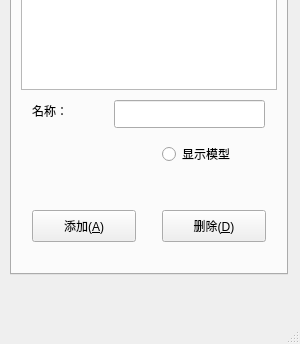
Old version of the form ui/parbar.ui in the repository wkcn/3dviewer; both pictures show x 0 to 300 and y 456 to 800 of the 300 by 800 pixel window.
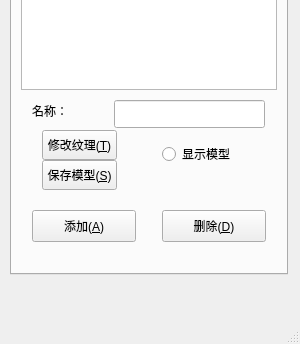
New version of the form.

Commit message: 加入纹理修改， 模型保存

```diff
--- a/ui/parbar.ui
+++ b/ui/parbar.ui
@@ -102,6 +102,32 @@
        <string>名称：</string>
       </property>
      </widget>
+     <widget class="QPushButton" name="btn_tex">
+      <property name="geometry">
+       <rect>
+        <x>30</x>
+        <y>350</y>
+        <width>75</width>
+        <height>30</height>
+       </rect>
+      </property>
+      <property name="text">
+       <string>修改纹理(&amp;T)</string>
+      </property>
+     </widget>
+     <widget class="QPushButton" name="btn_save">
+      <property name="geometry">
+       <rect>
+        <x>30</x>
+        <y>380</y>
+        <width>75</width>
+        <height>30</height>
+       </rect>
+      </property>
+      <property name="text">
+       <string>保存模型(&amp;S)</string>
+      </property>
+     </widget>
     </widget>
     <widget class="QWidget" name="tab_2">
      <attribute name="title">
```
The commit also changes 6 other files.
